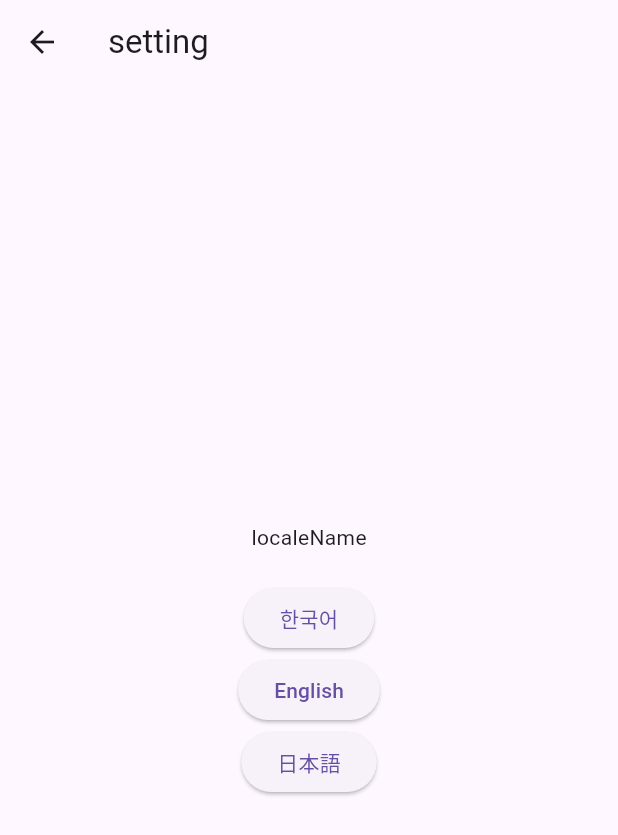
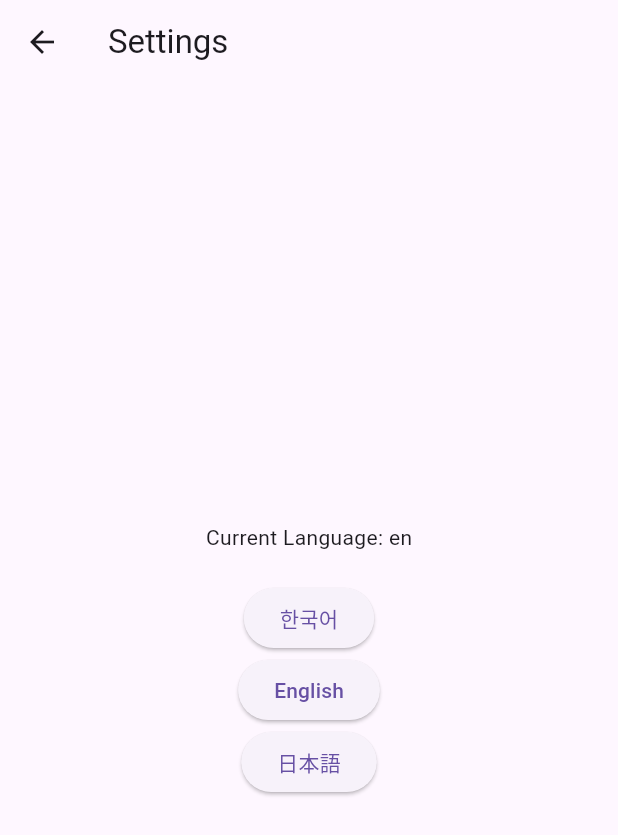
Before and after one commit to guswls6212/health_record, a Flutter app: the screen it shows after launch, after a tap on the "settings" icon, on a phone screen of 412 x 824 dp. Shown: the top 835 px of the screen. Run offline on Flutter 3.47's test engine with Material 3 defaults, Android fonts, the light colour scheme and no system bars; our stand-ins replace shared_preferences, table_calendar; generated files the repository leaves out were written again.

Commit message:
언어변경가능하게성공(appbar title에 date만 적용함)

```diff
--- a/l10n.yaml
+++ b/l10n.yaml
@@ -1,3 +1,3 @@
-arb-dir: lib/src/localization
+arb-dir: lib/l10n
 template-arb-file: app_en.arb
 output-localization-file: app_localizations.dart
--- /dev/null
+++ b/lib/l10n/app_en.arb
@@ -0,0 +1,8 @@
+{
+  "hello": "Hello",
+  "settings": "Settings",
+  "language": "Language",
+  "currentLanguage": "Current Language: {language}",
+  "apply": "Apply",
+  "date":"yyyy-MM-dd"
+}
--- /dev/null
+++ b/lib/l10n/app_ja.arb
@@ -0,0 +1,8 @@
+{
+  "hello": "こんにちは",
+  "settings": "設定",
+  "language": "言語",
+  "currentLanguage": "現在の言語: {language}",
+  "apply": "適用",
+  "date":"yyyy年 MM月 dd日"
+}
--- /dev/null
+++ b/lib/l10n/app_ko.arb
@@ -0,0 +1,8 @@
+{
+  "hello": "안녕하세요",
+  "settings": "설정",
+  "language": "언어",
+  "currentLanguage": "현재 언어: {language}",
+  "apply": "적용",
+  "date":"yyyy년 MM월 dd일"
+}
--- a/lib/main.dart
+++ b/lib/main.dart
@@ -1,4 +1,5 @@
 import 'package:flutter/material.dart';
+import 'package:flutter_localizations/flutter_localizations.dart';
 import 'package:intl/intl.dart';
 import 'package:provider/provider.dart';
 import 'src/exercise/exercise.dart';
@@ -8,6 +9,9 @@ import 'src/workout_record.dart';
 import 'src/settings_screen.dart';
 import 'src/add_workout_record_screen.dart';
 import 'src/exercise_screen.dart';
+import 'package:flutter_gen/gen_l10n/app_localizations.dart';
+import 'package:shared_preferences/shared_preferences.dart';
+import 'dart:io';
 
 void main() {
   runApp(
@@ -21,17 +25,80 @@ void main() {
   );
 }
 
-class MyApp extends StatelessWidget {
+class MyApp extends StatefulWidget {
+  @override
+  State<MyApp> createState() => _MyAppState();
+}
+
+class _MyAppState extends State<MyApp> {
+  Locale _locale = Locale(Platform.localeName.split('_')[0]);
+  AppLocalizations? _appLocalizations;
+
+  @override
+  void initState() {
+    // TODO: implement initState
+    super.initState();
+    _loadLocale();
+  }
+
+  _loadLocale() async {
+    SharedPreferences prefs = await SharedPreferences.getInstance();
+    String languageCode =
+        prefs.getString('languageCode') ?? _locale.languageCode;
+    setState(() {
+      _locale = Locale(languageCode);
+      _appLocalizations = lookupAppLocalizations(_locale);
+    });
+  }
+
+  _setLocale(Locale locale) async {
+    SharedPreferences prefs = await SharedPreferences.getInstance();
+    await prefs.setString('languageCode', locale.languageCode);
+    setState(() {
+      _locale = locale;
+      _appLocalizations = lookupAppLocalizations(_locale);
+    });
+  }
+
   @override
   Widget build(BuildContext context) {
     return MaterialApp(
-      home: MainScreen(),
+      locale: _locale,
+      localizationsDelegates: [
+        AppLocalizations.delegate, // 추가
+        GlobalMaterialLocalizations.delegate,
+        GlobalWidgetsLocalizations.delegate,
+        GlobalCupertinoLocalizations.delegate,
+      ],
+      supportedLocales: [
+        const Locale('ko', 'KR'),
+        const Locale('en', 'US'),
+        const Locale('ja', 'JP'),
+      ],
+      home: FutureBuilder(
+        future: Future.delayed(Duration.zero,
+            () => _appLocalizations), // _appLocalizations가 초기화될 때까지 기다립니다.
+        builder: (context, snapshot) {
+          if (snapshot.hasData) {
+            return MainScreen(
+              appLocalizations: snapshot.data as AppLocalizations,
+              setLocale: _setLocale,
+            );
+          } else {
+            return CircularProgressIndicator(); // 또는 다른 로딩 표시
+          }
+        },
+      ),
     );
   }
 }
 
 class MainScreen extends StatefulWidget {
-  const MainScreen({Key? key}) : super(key: key);
+  final AppLocalizations appLocalizations;
+  final Function(Locale) setLocale;
+  const MainScreen(
+      {Key? key, required this.appLocalizations, required this.setLocale})
+      : super(key: key);
 
   @override
   State<MainScreen> createState() => _MainScreenState();
@@ -57,14 +124,23 @@ class _MainScreenState extends State<MainScreen> {
     return Scaffold(
       appBar: AppBar(
         title: Center(
-            child: Text(DateFormat('yyyy년 MM월 dd일').format(DateTime.now()))),
+            child: Text(DateFormat(widget.appLocalizations.date,
+                    widget.appLocalizations.localeName)
+                .format(DateTime.now()))),
         actions: [
           IconButton(
             icon: Icon(Icons.settings),
             onPressed: () {
               Navigator.push(
                 context,
-                MaterialPageRoute(builder: (context) => SettingsScreen()),
+                MaterialPageRoute(
+                    builder: (context) => SettingsScreen(
+                          appLocalizations: widget.appLocalizations,
+                          setLocale: (locale) {
+                            widget.setLocale(locale);
+                            // setState(() {});
+                          },
+                        )),
               );
             },
           ),
--- a/lib/src/app.dart
+++ b/lib/src/app.dart
@@ -51,7 +51,7 @@ class MyApp extends StatelessWidget {
           // The appTitle is defined in .arb files found in the localization
           // directory.
           onGenerateTitle: (BuildContext context) =>
-              AppLocalizations.of(context)!.appTitle,
+              AppLocalizations.of(context)!.hello,
 
           // Define a light and dark color theme. Then, read the user's
           // preferred ThemeMode (light, dark, or system default) from the
--- a/lib/src/settings_screen.dart
+++ b/lib/src/settings_screen.dart
@@ -5,70 +5,57 @@ import 'package:flutter_gen/gen_l10n/app_localizations.dart';
 import 'dart:io';
 
 class SettingsScreen extends StatefulWidget {
-  const SettingsScreen({Key? key}) : super(key: key);
+  final AppLocalizations appLocalizations;
+  final Function(Locale) setLocale;
+
+  SettingsScreen({required this.appLocalizations, required this.setLocale});
 
   @override
   State<SettingsScreen> createState() => _SettingsScreenState();
 }
 
 class _SettingsScreenState extends State<SettingsScreen> {
-  Locale _locale = Locale(Platform.localeName.split('_')[0]);
-
+  late AppLocalizations _appLocalizations;
   @override
-  void initState() {
-    super.initState();
-    _loadLocale();
-  }
-
-  _loadLocale() async {
-    SharedPreferences prefs = await SharedPreferences.getInstance();
-    String languageCode =
-        prefs.getString('languageCode') ?? _locale.languageCode;
-    setState(() {
-      _locale = Locale(languageCode);
-    });
-  }
-
-  _setLocale(Locale locale) async {
-    SharedPreferences prefs = await SharedPreferences.getInstance();
-    await prefs.setString('languageCode', locale.languageCode);
-    setState(() {
-      _locale = locale;
-    });
+  void didChangeDependencies() {
+    // TODO: implement didChangeDependencies
+    super.didChangeDependencies();
+    _appLocalizations = AppLocalizations.of(context)!;
   }
 
   @override
   Widget build(BuildContext context) {
     return Scaffold(
       appBar: AppBar(
-        // title: Text(AppLocalizations.of(context)!.settings),
-        title: Text('setting'),
+        title: Text(_appLocalizations.settings),
       ),
       body: Center(
         child: Column(
           mainAxisAlignment: MainAxisAlignment.center,
           children: [
-            // Text(AppLocalizations.of(context)!
-            //     .currentLanguage(AppLocalizations.of(context)!.localeName)),
-            Text('localeName'),
+            Text(_appLocalizations
+                .currentLanguage(_appLocalizations.localeName)),
             SizedBox(height: 20),
             ElevatedButton(
               onPressed: () {
-                _setLocale(const Locale('ko', 'KR'));
+                widget.setLocale(Locale('ko', 'KR'));
+                setState(() {}); // setState 호출 추가
               },
-              child: const Text('한국어'),
+              child: Text('한국어'),
             ),
             ElevatedButton(
               onPressed: () {
-                _setLocale(const Locale('en', 'US'));
+                widget.setLocale(Locale('en', 'US'));
+                setState(() {}); // setState 호출 추가
               },
-              child: const Text('English'),
+              child: Text('English'),
             ),
             ElevatedButton(
               onPressed: () {
-                _setLocale(const Locale('ja', 'JP'));
+                widget.setLocale(Locale('ja', 'JP'));
+                setState(() {}); // setState 호출 추가
               },
-              child: const Text('日本語'),
+              child: Text('日本語'),
             ),
           ],
         ),
```
